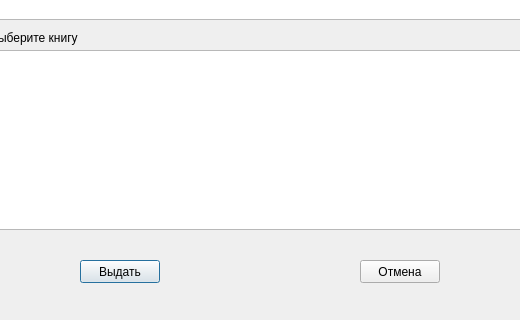
This is issuing_books/issue_books.ui in vladislavvasyukov/library as Qt 5 draws it before an edit; both pictures show x 140 to 660 and y 280 to 600 of the 800 by 600 pixel window. The edited form follows.
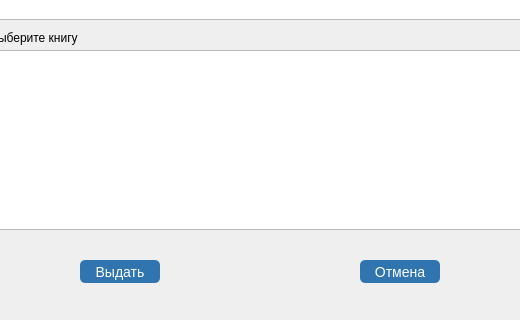
This is the edited form.

```diff
--- a/issuing_books/issue_books.ui
+++ b/issuing_books/issue_books.ui
@@ -60,6 +60,13 @@
      <height>23</height>
     </rect>
    </property>
+   <property name="styleSheet">
+    <string notr="true">color: #fff;
+text-decoration: none; 
+background-color: #3175b0;
+font-size: 14px;
+border-radius: 5px;</string>
+   </property>
    <property name="text">
     <string>Выдать</string>
    </property>
@@ -73,6 +80,13 @@
      <height>23</height>
     </rect>
    </property>
+   <property name="styleSheet">
+    <string notr="true">color: #fff;
+text-decoration: none; 
+background-color: #3175b0;
+font-size: 14px;
+border-radius: 5px;</string>
+   </property>
    <property name="text">
     <string>Отмена</string>
    </property>
```
Left out of the diff: 4 changed lines with no effect on the pictures.
